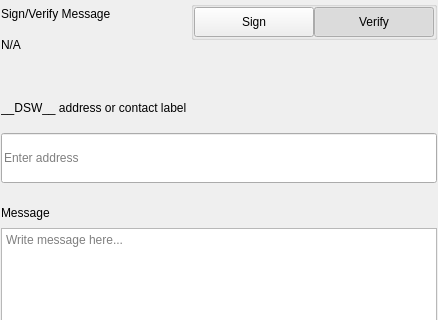
The window that src/qt/pivx/settings/forms/settingssignmessagewidgets.ui (decenomy/DSW) describes before a commit, drawn with Qt 5; both pictures show x 0 to 438 and y 0 to 320 of the 438 by 579 pixel window.
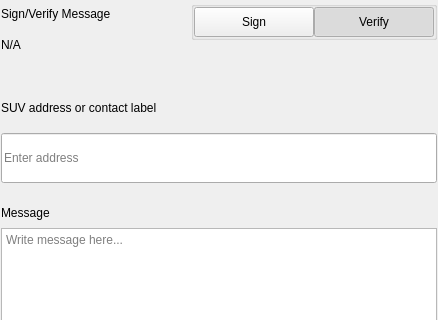
The same window after the commit.

Diff of the .ui file:
```diff
--- a/src/qt/pivx/settings/forms/settingssignmessagewidgets.ui
+++ b/src/qt/pivx/settings/forms/settingssignmessagewidgets.ui
@@ -276,7 +276,7 @@
                </size>
               </property>
               <property name="text">
-               <string>__DSW__ address or contact label</string>
+               <string>SUV address or contact label</string>
               </property>
              </widget>
             </item>
```
